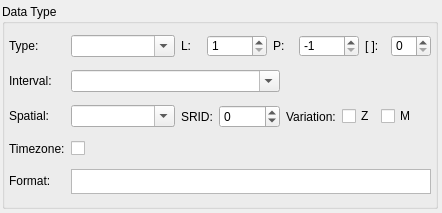
First picture: the form in libpgmodeler_ui/ui/pgsqltypewidget.ui, repository pgmodeler/pgmodeler, before the edit.
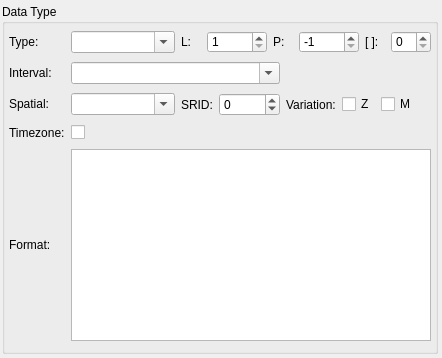
Second picture: the form after the edit.

Commit message: Minor fixes in QPlainTextEdit instances where the SyntaxHighlighter class is used to adjust the height of the field according to the font size.

What changed in the file:
```diff
--- a/libpgmodeler_ui/ui/pgsqltypewidget.ui
+++ b/libpgmodeler_ui/ui/pgsqltypewidget.ui
@@ -7,7 +7,7 @@
     <x>0</x>
     <y>0</y>
     <width>442</width>
-    <height>213</height>
+    <height>358</height>
    </rect>
   </property>
   <property name="sizePolicy">
@@ -618,10 +618,16 @@
       </item>
       <item row="4" column="1" colspan="8">
        <widget class="QPlainTextEdit" name="format_txt">
+        <property name="sizePolicy">
+         <sizepolicy hsizetype="Expanding" vsizetype="Fixed">
+          <horstretch>0</horstretch>
+          <verstretch>0</verstretch>
+         </sizepolicy>
+        </property>
         <property name="maximumSize">
          <size>
           <width>16777215</width>
-          <height>25</height>
+          <height>16777215</height>
          </size>
         </property>
         <property name="frameShadow">
```
The commit also changes 7 other files.
